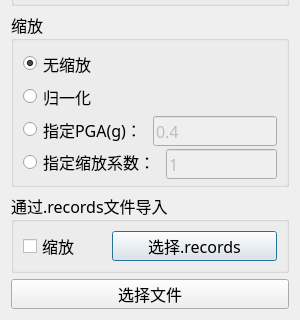
Qt form ui/win_importGM.ui (WenchenLie/NMDOF) before a commit; both pictures show x 0 to 300 and y 180 to 500 of the 300 by 500 pixel window.
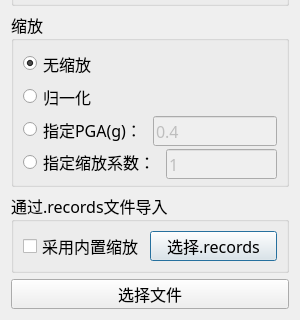
The same form after that commit. Icons and pictures are not drawn.

Commit message: V2.1 修复bug，增加统一缩放功能

What changed in the file:
```diff
--- a/ui/win_importGM.ui
+++ b/ui/win_importGM.ui
@@ -208,7 +208,7 @@
       <item>
        <widget class="QCheckBox" name="checkBox_2">
         <property name="text">
-         <string>缩放</string>
+         <string>采用内置缩放</string>
         </property>
        </widget>
       </item>
```
The commit also changes 7 other files.
